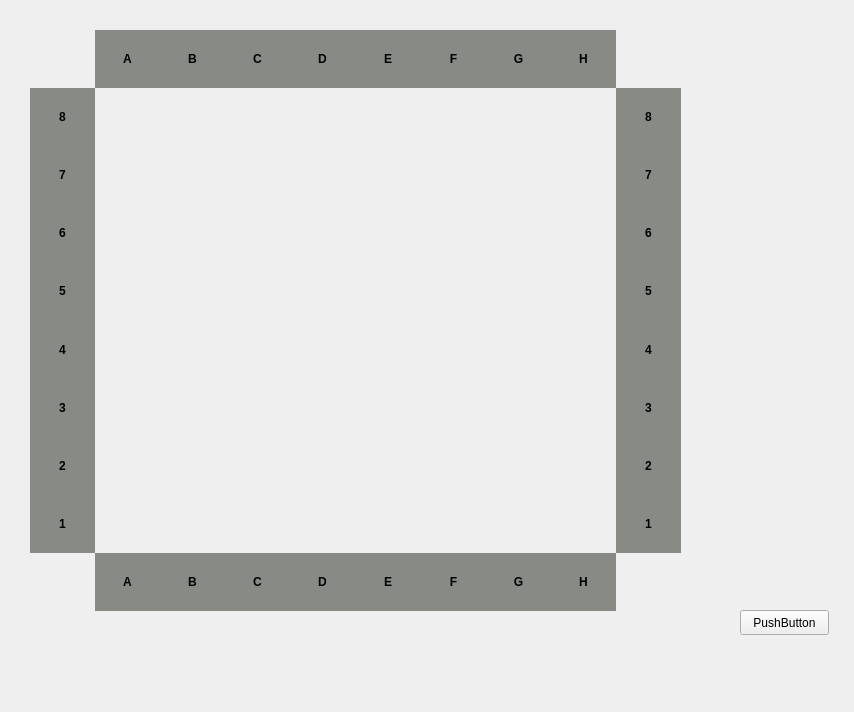
gabrielle95/ICP-Assignment-2019, file gui/chessboardview.ui: the form before one commit.
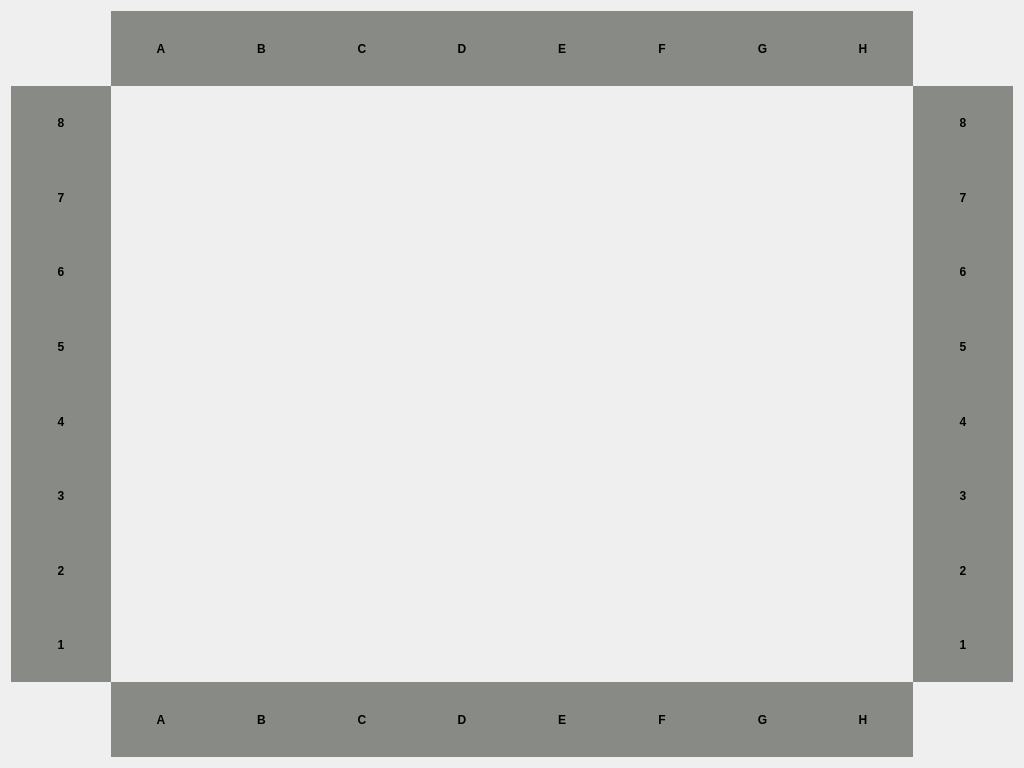
The form after the commit.

Patch:
```diff
--- a/gui/chessboardview.ui
+++ b/gui/chessboardview.ui
@@ -6,23 +6,31 @@
    <rect>
     <x>0</x>
     <y>0</y>
-    <width>854</width>
-    <height>712</height>
+    <width>1024</width>
+    <height>768</height>
    </rect>
   </property>
+  <property name="minimumSize">
+   <size>
+    <width>0</width>
+    <height>0</height>
+   </size>
+  </property>
+  <property name="maximumSize">
+   <size>
+    <width>1024</width>
+    <height>768</height>
+   </size>
+  </property>
   <property name="windowTitle">
    <string>Form</string>
   </property>
-  <widget class="QWidget" name="layoutWidget">
-   <property name="geometry">
-    <rect>
-     <x>30</x>
-     <y>30</y>
-     <width>651</width>
-     <height>581</height>
-    </rect>
-   </property>
-   <layout class="QGridLayout" name="gridLayout">
+  <layout class="QHBoxLayout" name="horizontalLayout" stretch="0,0">
+   <item>
+    <layout class="QGridLayout" name="gridLayout" rowstretch="1,1,1,1,1,1,1,1,1,1" columnstretch="1,1,1,1,1,1,1,1,1,1" rowminimumheight="1,1,1,1,1,1,1,1,1,1" columnminimumwidth="1,1,1,1,1,1,1,1,1,1">
+     <property name="sizeConstraint">
+      <enum>QLayout::SetMaximumSize</enum>
+     </property>
     <property name="leftMargin">
      <number>0</number>
     </property>
@@ -935,20 +943,11 @@
      </widget>
     </item>
    </layout>
-  </widget>
-  <widget class="QPushButton" name="pushButton">
-   <property name="geometry">
-    <rect>
-     <x>740</x>
-     <y>610</y>
-     <width>89</width>
-     <height>25</height>
-    </rect>
-   </property>
-   <property name="text">
-    <string>PushButton</string>
-   </property>
-  </widget>
+   </item>
+   <item>
+    <layout class="QFormLayout" name="formLayout"/>
+   </item>
+  </layout>
  </widget>
  <resources/>
  <connections/>
```
Lines whose indentation alone changed are shown as unchanged.
